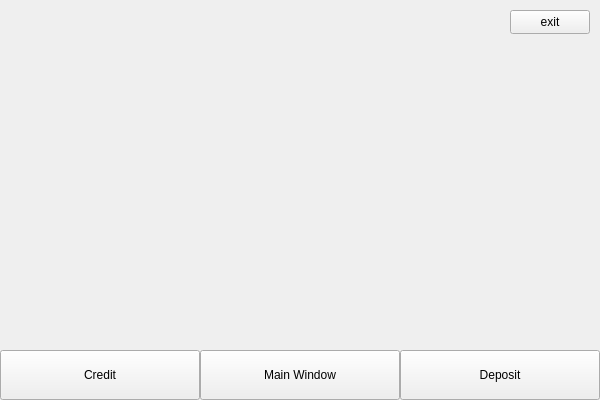
polkjhgf/BankMachination, file BankApp/userwindow.ui: the form before one commit.
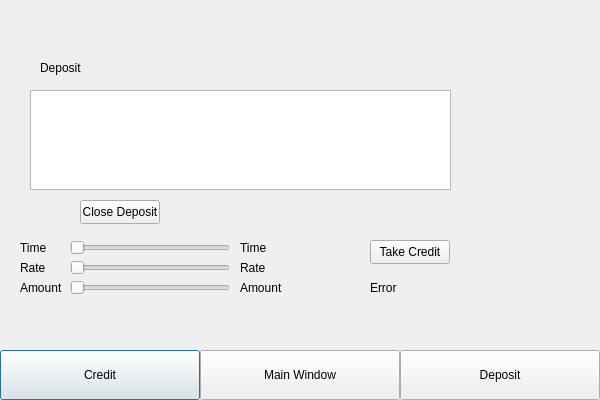
The form after the commit. The open tabs and pages were chosen to show the change.

Commit message: Add credit and deposit functions

```diff
--- a/BankApp/userwindow.ui
+++ b/BankApp/userwindow.ui
@@ -1,7 +1,7 @@
 <?xml version="1.0" encoding="UTF-8"?>
 <ui version="4.0">
  <class>UserWindow</class>
- <widget class="QMainWindow" name="UserWindow">
+ <widget class="QDialog" name="UserWindow">
   <property name="geometry">
    <rect>
     <x>0</x>
@@ -13,7 +13,15 @@
   <property name="windowTitle">
    <string>MainWindow</string>
   </property>
-  <widget class="QWidget" name="centralwidget">
+  <widget class="QWidget" name="centralwidget" native="true">
+   <property name="geometry">
+    <rect>
+     <x>0</x>
+     <y>0</y>
+     <width>601</width>
+     <height>440</height>
+    </rect>
+   </property>
    <widget class="QPushButton" name="CreditButton">
     <property name="geometry">
      <rect>
@@ -287,20 +295,187 @@
       </property>
      </widget>
     </widget>
-    <widget class="QWidget" name="page_3"/>
-   </widget>
-   <widget class="QPushButton" name="ExitButton">
-    <property name="geometry">
-     <rect>
-      <x>510</x>
-      <y>10</y>
-      <width>80</width>
-      <height>24</height>
-     </rect>
-    </property>
-    <property name="text">
-     <string>exit</string>
-    </property>
+    <widget class="QWidget" name="page_3">
+     <widget class="QLabel" name="label_5">
+      <property name="geometry">
+       <rect>
+        <x>40</x>
+        <y>20</y>
+        <width>49</width>
+        <height>16</height>
+       </rect>
+      </property>
+      <property name="text">
+       <string>Deposit</string>
+      </property>
+     </widget>
+     <widget class="QTableView" name="DepositView">
+      <property name="geometry">
+       <rect>
+        <x>30</x>
+        <y>50</y>
+        <width>421</width>
+        <height>100</height>
+       </rect>
+      </property>
+     </widget>
+     <widget class="QPushButton" name="CloseDepositButton">
+      <property name="geometry">
+       <rect>
+        <x>80</x>
+        <y>160</y>
+        <width>80</width>
+        <height>24</height>
+       </rect>
+      </property>
+      <property name="text">
+       <string>Close Deposit</string>
+      </property>
+     </widget>
+     <widget class="QSlider" name="TimeSlider_2">
+      <property name="geometry">
+       <rect>
+        <x>70</x>
+        <y>200</y>
+        <width>160</width>
+        <height>16</height>
+       </rect>
+      </property>
+      <property name="orientation">
+       <enum>Qt::Horizontal</enum>
+      </property>
+     </widget>
+     <widget class="QSlider" name="RateSlider_2">
+      <property name="geometry">
+       <rect>
+        <x>70</x>
+        <y>220</y>
+        <width>160</width>
+        <height>16</height>
+       </rect>
+      </property>
+      <property name="orientation">
+       <enum>Qt::Horizontal</enum>
+      </property>
+     </widget>
+     <widget class="QSlider" name="AmountSlider_2">
+      <property name="geometry">
+       <rect>
+        <x>70</x>
+        <y>240</y>
+        <width>160</width>
+        <height>16</height>
+       </rect>
+      </property>
+      <property name="orientation">
+       <enum>Qt::Horizontal</enum>
+      </property>
+     </widget>
+     <widget class="QLabel" name="label_6">
+      <property name="geometry">
+       <rect>
+        <x>20</x>
+        <y>200</y>
+        <width>49</width>
+        <height>16</height>
+       </rect>
+      </property>
+      <property name="text">
+       <string>Time</string>
+      </property>
+     </widget>
+     <widget class="QLabel" name="label_7">
+      <property name="geometry">
+       <rect>
+        <x>20</x>
+        <y>220</y>
+        <width>49</width>
+        <height>16</height>
+       </rect>
+      </property>
+      <property name="text">
+       <string>Rate</string>
+      </property>
+     </widget>
+     <widget class="QLabel" name="label_8">
+      <property name="geometry">
+       <rect>
+        <x>20</x>
+        <y>240</y>
+        <width>49</width>
+        <height>16</height>
+       </rect>
+      </property>
+      <property name="text">
+       <string>Amount</string>
+      </property>
+     </widget>
+     <widget class="QLabel" name="TimeLabel_2">
+      <property name="geometry">
+       <rect>
+        <x>240</x>
+        <y>200</y>
+        <width>49</width>
+        <height>16</height>
+       </rect>
+      </property>
+      <property name="text">
+       <string>Time</string>
+      </property>
+     </widget>
+     <widget class="QLabel" name="RateLabel_2">
+      <property name="geometry">
+       <rect>
+        <x>240</x>
+        <y>220</y>
+        <width>49</width>
+        <height>16</height>
+       </rect>
+      </property>
+      <property name="text">
+       <string>Rate</string>
+      </property>
+     </widget>
+     <widget class="QLabel" name="AmountLabel_2">
+      <property name="geometry">
+       <rect>
+        <x>240</x>
+        <y>240</y>
+        <width>49</width>
+        <height>16</height>
+       </rect>
+      </property>
+      <property name="text">
+       <string>Amount</string>
+      </property>
+     </widget>
+     <widget class="QPushButton" name="TakeDepositButton">
+      <property name="geometry">
+       <rect>
+        <x>370</x>
+        <y>200</y>
+        <width>80</width>
+        <height>24</height>
+       </rect>
+      </property>
+      <property name="text">
+       <string>Take Credit</string>
+      </property>
+     </widget>
+     <widget class="QLabel" name="ErrorDepositLabel">
+      <property name="geometry">
+       <rect>
+        <x>370</x>
+        <y>240</y>
+        <width>49</width>
+        <height>16</height>
+       </rect>
+      </property>
+      <property name="text">
+       <string>Error</string>
+      </property>
+     </widget>
+    </widget>
    </widget>
   </widget>
  </widget>
```
Left out of the diff: 64 changed lines with no effect on the pictures. The commit also changes 6 other files.
